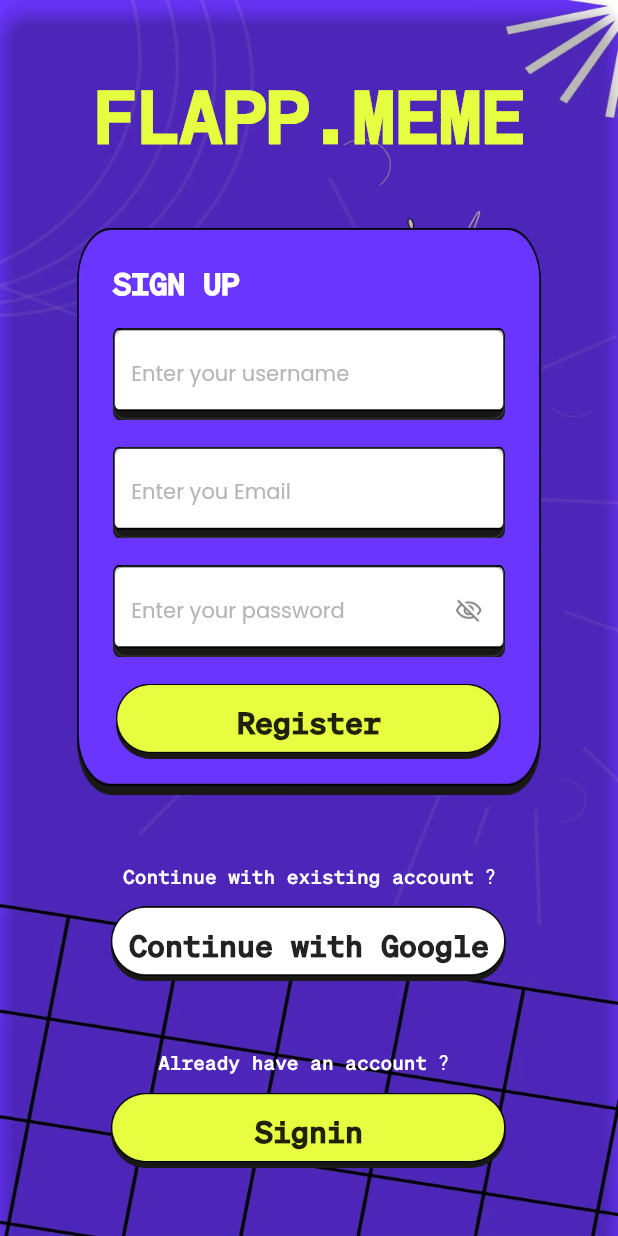
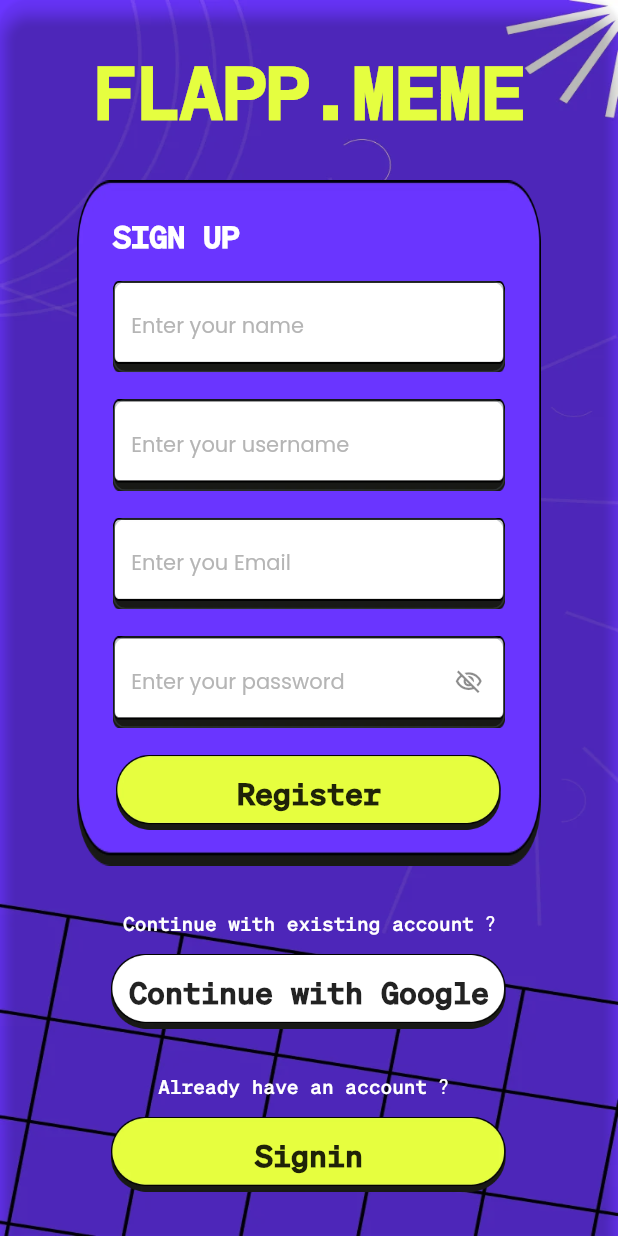
Before and after one commit to memesflapp/baddiefied, a Flutter app: the screen it shows after launch, on a phone screen of 412 x 824 dp. Run offline on Flutter 3.47's test engine with Material 3 defaults, Android fonts, the light colour scheme and no system bars; drawn by our look-alikes of auto_size_text; our stand-ins replace cached_network_image, chewie, cloud_firestore, easy_debounce, equatable, file_picker and 21 more; missing offline and left inert: blurhash_dart, firebase_app_check, json_path, mime_type, social_share, text_search; accounts and stored records are empty.

Commit message:
[fixed] name field in signup

```diff
--- a/lib/auth/sign_up/sign_up_model.dart
+++ b/lib/auth/sign_up/sign_up_model.dart
@@ -16,15 +16,22 @@ class SignUpModel extends FlutterFlowModel<SignUpWidget> {
   String? Function(BuildContext, String?)? textControllerValidator;
   // Stores action output result for [Firestore Query - Query a collection] action in TextField widget.
   UserNameRecord? userName;
+
   // State field(s) for TextField widget.
   FocusNode? textFieldFocusNode2;
   TextEditingController? emailTextController;
   String? Function(BuildContext, String?)? emailTextControllerValidator;
+
   // State field(s) for TextField widget.
   FocusNode? textFieldFocusNode3;
   TextEditingController? passwordTextController;
   late bool passwordVisibility;
   String? Function(BuildContext, String?)? passwordTextControllerValidator;
+
+  // State field(s) for TextField widget.
+  FocusNode? textFieldFocusNode4;
+  TextEditingController? nameTextController;
+  String? Function(BuildContext, String?)? nameTextControllerValidator;
 
   @override
   void initState(BuildContext context) {
--- a/lib/auth/sign_up/sign_up_widget.dart
+++ b/lib/auth/sign_up/sign_up_widget.dart
@@ -146,6 +146,75 @@ class _SignUpWidgetState extends State<SignUpWidget> {
                                 fontSize: 20.0,
                                 letterSpacing: 0.0,
                                 fontWeight: FontWeight.w900,
+                              ),
+                            ),
+                          ),
+                          Flexible(
+                            child: Container(
+                              decoration: const BoxDecoration(
+                                  image: DecorationImage(
+                                    image: AssetImage(
+                                        "assets/images/text_box_background.webp"),
+                                    fit: BoxFit.fill,
+                                  )),
+                              child: TextFormField(
+                                controller: _model.nameTextController,
+                                focusNode: _model.textFieldFocusNode4,
+                                autofocus: false,
+                                obscureText: false,
+                                decoration: InputDecoration(
+                                  isDense: false,
+                                  labelStyle: FlutterFlowTheme.of(context)
+                                      .labelMedium
+                                      .override(
+                                    letterSpacing: 0.0,
+                                  ),
+                                  hintText: 'Enter your name',
+                                  hintStyle: FlutterFlowTheme.of(context)
+                                      .labelMedium
+                                      .override(
+                                      fontFamily: 'Poppins',
+                                      letterSpacing: 0.0,
+                                      color: FlutterFlowTheme.of(context)
+                                          .hintColor),
+                                  enabledBorder: OutlineInputBorder(
+                                    borderSide: const BorderSide(
+                                      color: Color(0x5257636C),
+                                      width: 1.0,
+                                    ),
+                                    borderRadius: BorderRadius.circular(8.0),
+                                  ),
+                                  focusedBorder: OutlineInputBorder(
+                                    borderSide: const BorderSide(
+                                      color: Color(0x00000000),
+                                      width: 1.0,
+                                    ),
+                                    borderRadius: BorderRadius.circular(8.0),
+                                  ),
+                                  errorBorder: OutlineInputBorder(
+                                    borderSide: BorderSide(
+                                      color: FlutterFlowTheme.of(context).error,
+                                      width: 1.0,
+                                    ),
+                                    borderRadius: BorderRadius.circular(8.0),
+                                  ),
+                                  focusedErrorBorder: OutlineInputBorder(
+                                    borderSide: BorderSide(
+                                      color: FlutterFlowTheme.of(context).error,
+                                      width: 1.0,
+                                    ),
+                                    borderRadius: BorderRadius.circular(8.0),
+                                  ),
+                                ),
+                                style: FlutterFlowTheme.of(context)
+                                    .bodyMedium
+                                    .override(
+                                  letterSpacing: 0.0,
+                                ),
+                                cursorColor:
+                                FlutterFlowTheme.of(context).primaryText,
+                                validator: _model.nameTextControllerValidator
+                                    .asValidator(context),
                               ),
                             ),
                           ),
@@ -404,7 +473,7 @@ class _SignUpWidgetState extends State<SignUpWidget> {
                                 await authManager.createAccountWithEmail(
                                   context,
                                   _model.emailTextController.text,
-                                  _model.passwordTextController.text,
+                                  _model.passwordTextController.text
                                 );
                                 if (user == null) {
                                   return;
@@ -414,6 +483,7 @@ class _SignUpWidgetState extends State<SignUpWidget> {
                                     .doc(user.uid)
                                     .update(createUserRecordData(
                                   username: _model.textController.text,
+                                  displayName: _model.nameTextController.text
                                 ));
 
                                 context.goNamedAuth(
```
Lines whose indentation alone changed are shown as unchanged.
